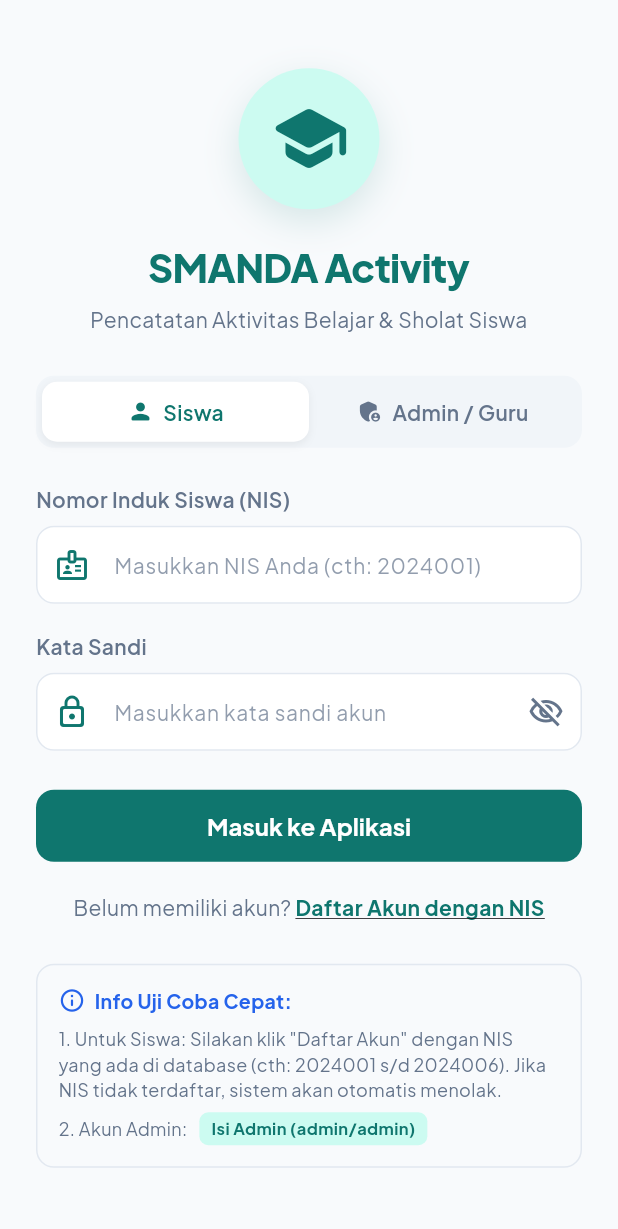
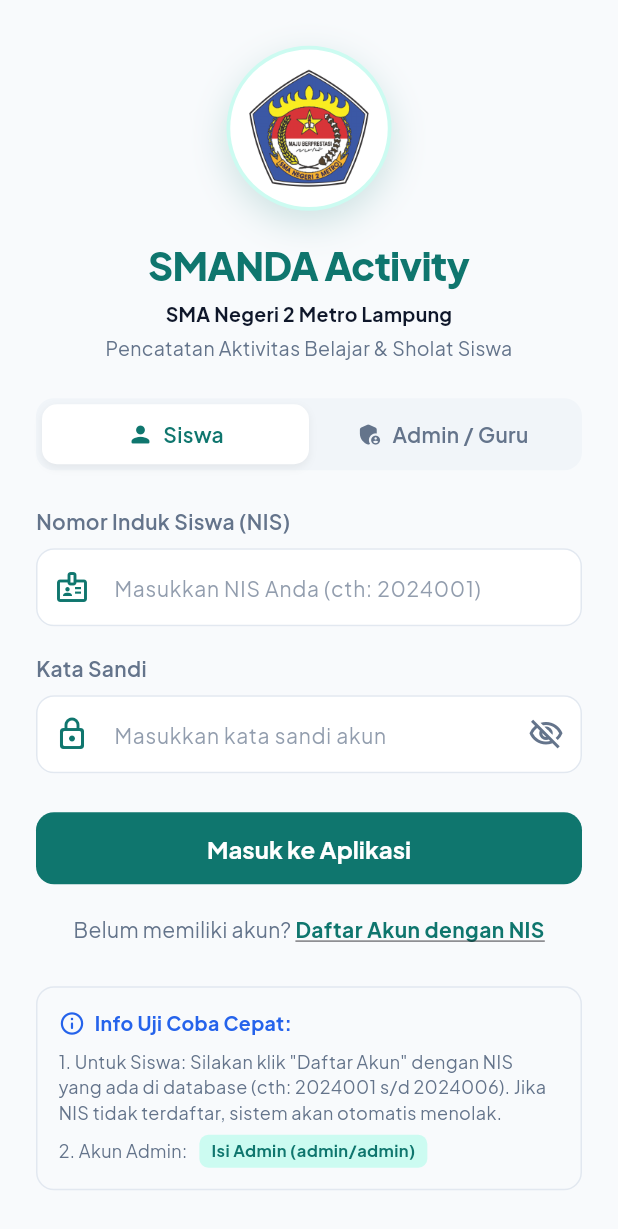
Before and after one commit to bangunaji/trackersiswa, a Flutter app: the screen it shows after launch, on a phone screen of 412 x 824 dp. Shown: the top 1229 px of the screen. Run offline on Flutter 3.47's test engine with Material 3 defaults, Android fonts, the phone set to English and light mode, and no system bars; our stand-ins replace google_fonts, share_plus, sqflite_common_ffi; missing offline and left inert: excel; accounts and stored records are empty.

Commit message:
feat: tambahkan logo resmi SMAN 2 Metro ke aset dan layar aplikasi

```diff
--- a/lib/screens/login_screen.dart
+++ b/lib/screens/login_screen.dart
@@ -120,26 +120,31 @@
                   // Logo / Header Icon
                   Center(
                     child: Container(
-                      padding: const EdgeInsets.all(20),
+                      width: 110,
+                      height: 110,
+                      padding: const EdgeInsets.all(12),
                       decoration: BoxDecoration(
-                        color: AppTheme.primaryLight,
+                        color: Colors.white,
                         shape: BoxShape.circle,
+                        border: Border.all(
+                          color: AppTheme.primaryLight,
+                          width: 2.5,
+                        ),
                         boxShadow: [
                           BoxShadow(
-                            color: AppTheme.primaryColor.withValues(alpha: 0.15),
+                            color: AppTheme.primaryColor.withValues(alpha: 0.18),
                             blurRadius: 20,
                             offset: const Offset(0, 8),
                           ),
                         ],
                       ),
-                      child: const Icon(
-                        Icons.school_rounded,
-                        size: 54,
-                        color: AppTheme.primaryColor,
+                      child: Image.asset(
+                        'assets/images/logo_smanda.png',
+                        fit: BoxFit.contain,
                       ),
                     ),
                   ),
-                  const SizedBox(height: 20),
+                  const SizedBox(height: 18),
 
                   // Title App
                   const Center(
@@ -153,18 +158,31 @@
                       ),
                     ),
                   ),
-                  const SizedBox(height: 6),
+                  const SizedBox(height: 4),
+                  const Center(
+                    child: Text(
+                      'SMA Negeri 2 Metro Lampung',
+                      textAlign: TextAlign.center,
+                      style: TextStyle(
+                        fontSize: 13,
+                        fontWeight: FontWeight.w700,
+                        color: AppTheme.textPrimary,
+                        letterSpacing: 0.2,
+                      ),
+                    ),
+                  ),
+                  const SizedBox(height: 4),
                   const Center(
                     child: Text(
                       'Pencatatan Aktivitas Belajar & Sholat Siswa',
                       textAlign: TextAlign.center,
                       style: TextStyle(
-                        fontSize: 14,
+                        fontSize: 13,
                         color: AppTheme.textSecondary,
                       ),
                     ),
                   ),
-                  const SizedBox(height: 28),
+                  const SizedBox(height: 24),
 
                   // Role Selector
                   Container(
--- a/pubspec.yaml
+++ b/pubspec.yaml
@@ -66,9 +66,8 @@
   uses-material-design: true
 
   # To add assets to your application, add an assets section, like this:
-  # assets:
-  #   - images/a_dot_burr.jpeg
-  #   - images/a_dot_ham.jpeg
+  assets:
+    - assets/images/
 
   # An image asset can refer to one or more resolution-specific "variants", see
   # https://flutter.dev/to/resolution-aware-images
```
Also changed, not shown: lib/screens/admin_dashboard_screen.dart (+23 -2 lines), lib/screens/register_screen.dart (+21 -9 lines), lib/screens/student_home_screen.dart (+35 -5 lines), assets/images/logo_smanda.png (added), 2 other files.
